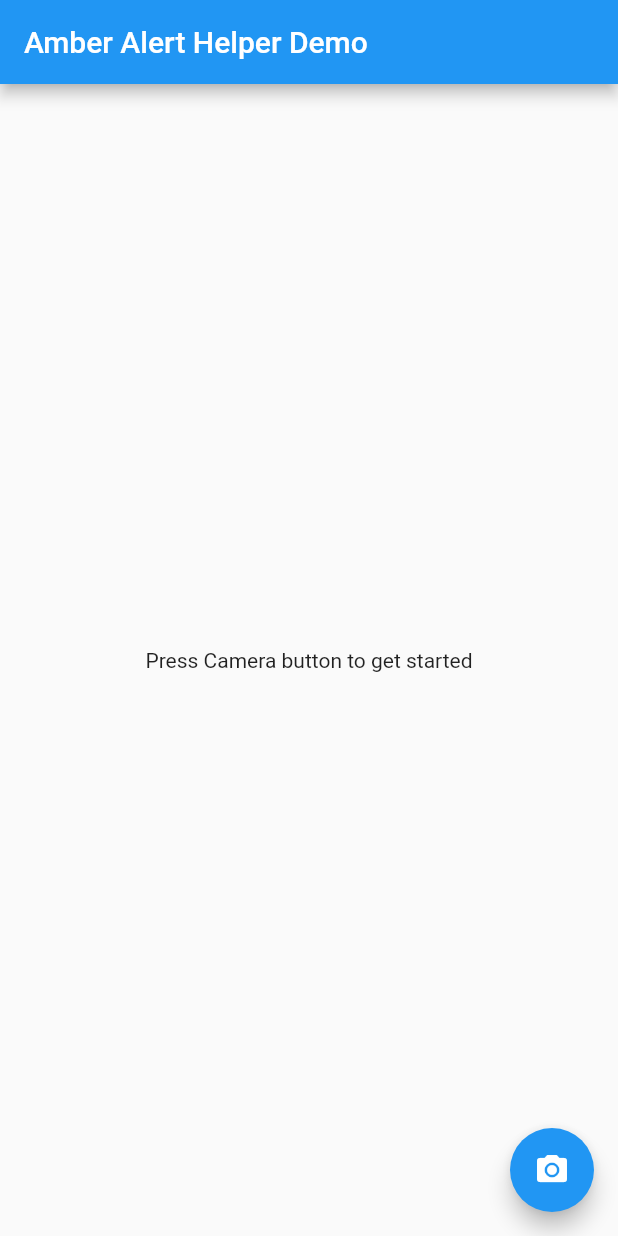
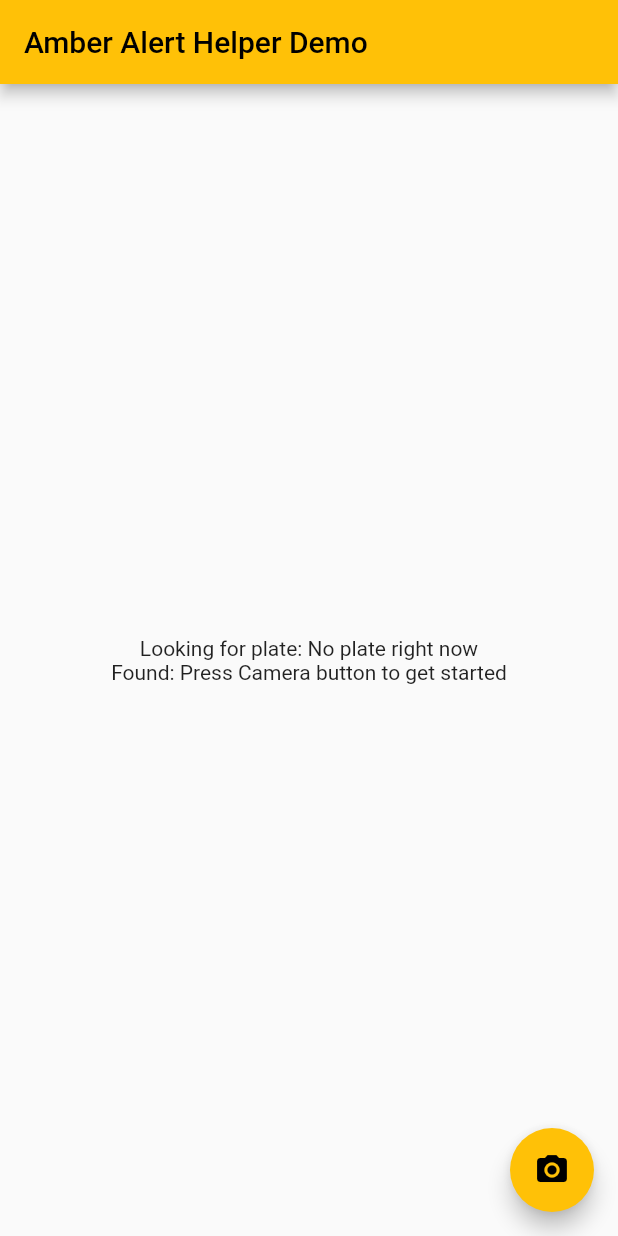
Before and after one commit to dannyhyatt/amber-alert-helper, a Flutter app: the screen it shows after launch, on a phone screen of 412 x 824 dp. Run offline on Flutter 3.47's test engine with Material 2 defaults, Android fonts, the light colour scheme and no system bars; our stand-ins replace camera, firebase_core, firebase_database; missing offline and left inert: google_mlkit_text_recognition; accounts and stored records are empty.

Commit message:
working and finished

```diff
--- a/lib/main.dart
+++ b/lib/main.dart
@@ -1,4 +1,5 @@
 import 'dart:async';
+import 'dart:convert';
 
 import 'package:flutter/foundation.dart';
 import 'package:flutter/material.dart';
@@ -23,7 +24,7 @@ class MyApp extends StatelessWidget {
     return MaterialApp(
       title: 'Flutter Demo',
       theme: ThemeData(
-        primarySwatch: Colors.blue,
+        primarySwatch: Colors.amber,
       ),
       home: const MyHomePage(title: 'Amber Alert Helper Demo'),
     );
@@ -41,9 +42,13 @@ class MyHomePage extends StatefulWidget {
 class _MyHomePageState extends State<MyHomePage> {
   String texts = 'Press Camera button to get started';
   CameraImage? _cameraImage;
-  bool _cameraStarted = false;
+  bool _buttonPressed = false;
+  String plate = "No plate right now";
+  late BuildContext _ctx;
 
   void _incrementCounter() {
+    if (_buttonPressed) return;
+    _buttonPressed = true;
     () async {
       print('running');
       await Firebase.initializeApp(
@@ -51,7 +56,17 @@ class _MyHomePageState extends State<MyHomePage> {
       );
 
       FirebaseDatabase database = FirebaseDatabase.instance;
-      database.ref().get().then((value) => print(value.value));
+      database.ref().get().then((value) {
+        plate = value.value.toString();
+
+        setState(() {
+          if (plate != "No plate right now") {
+            plate = plate.substring(8, plate.length - 1);
+          }
+        });
+        print(plate);
+      });
+      // try {
 
       // final functions = FirebaseFunctions.instance;
       // try {
@@ -109,14 +124,42 @@ class _MyHomePageState extends State<MyHomePage> {
           texts = '';
           for (TextLine line in block.lines) {
             // Same getters as TextBlock
-            for (TextElement element in line.elements) {
-              // Same getters as TextBlock
-              print('TEXTS: ${element.text}');
-              texts += '${element.text}\n';
-            }
+            // for (TextElement element in line.elements) {
+            //   // Same getters as TextBlock
+            print('TEXTS: ${line.text}');
+            texts += '${line.text}\n';
+            // }
+          }
+          print('plate: $plate');
+          print('texts: ${texts.replaceAll(' ', '').replaceAll('-', '')}');
+          if (texts.replaceAll(' ', '').replaceAll('-', '').contains(plate)) {
+            print("FOUND");
+            // show the dialog
+            FirebaseDatabase.instance.ref().update({"found": true});
+            showDialog(
+              context: _ctx,
+              builder: (BuildContext context) {
+                return AlertDialog(
+                  title: Text("Found plate!"),
+                  content: Text(
+                      "Thank you for using Amber alert helper, we have reported your sighting."),
+                  actions: [
+                    TextButton(
+                      child: Text("OK"),
+                      onPressed: () {},
+                    ),
+                  ],
+                );
+                ;
+              },
+            );
           }
           setState(() {});
         }
+      });
+
+      setState(() {
+        texts = 'Ready to scan';
       });
       textRecognizer.close();
     }();
@@ -124,6 +167,7 @@ class _MyHomePageState extends State<MyHomePage> {
 
   @override
   Widget build(BuildContext context) {
+    _ctx = context;
     return Scaffold(
       appBar: AppBar(
         // Here we take the value from the MyHomePage object that was created by
@@ -135,16 +179,21 @@ class _MyHomePageState extends State<MyHomePage> {
           mainAxisAlignment: MainAxisAlignment.center,
           children: <Widget>[
             Text(
-              texts,
+              'Looking for plate: ${plate}',
+            ),
+            Text(
+              texts != "Ready to scan" ? 'Found: ${texts}' : texts,
             ),
           ],
         ),
       ),
-      floatingActionButton: FloatingActionButton(
-        onPressed: _incrementCounter,
-        tooltip: 'Increment',
-        child: const Icon(Icons.camera_alt),
-      ), // This trailing comma makes auto-formatting nicer for build methods.
+      floatingActionButton: _buttonPressed
+          ? Container()
+          : FloatingActionButton(
+              onPressed: _incrementCounter,
+              tooltip: 'Increment',
+              child: const Icon(Icons.camera_alt),
+            ), // This trailing comma makes auto-formatting nicer for build methods.
     );
   }
 
```
